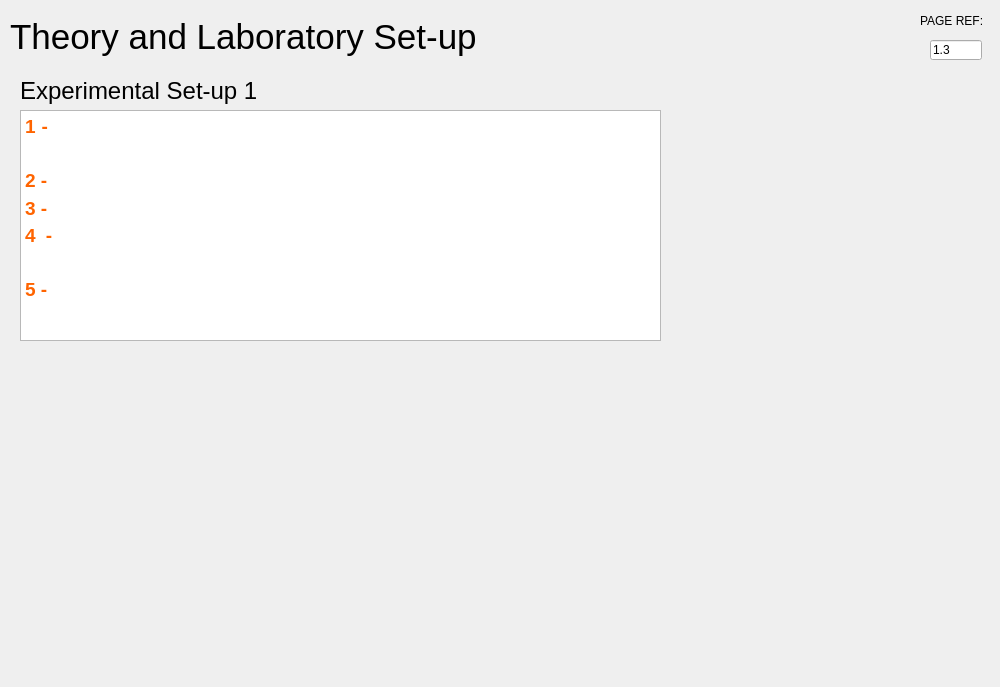
First picture: the form in rsc/ui/theory3_setup_one.ui, repository KarinaKarenik/Skeletal-Muscle-Contraction-Lab, before the edit.
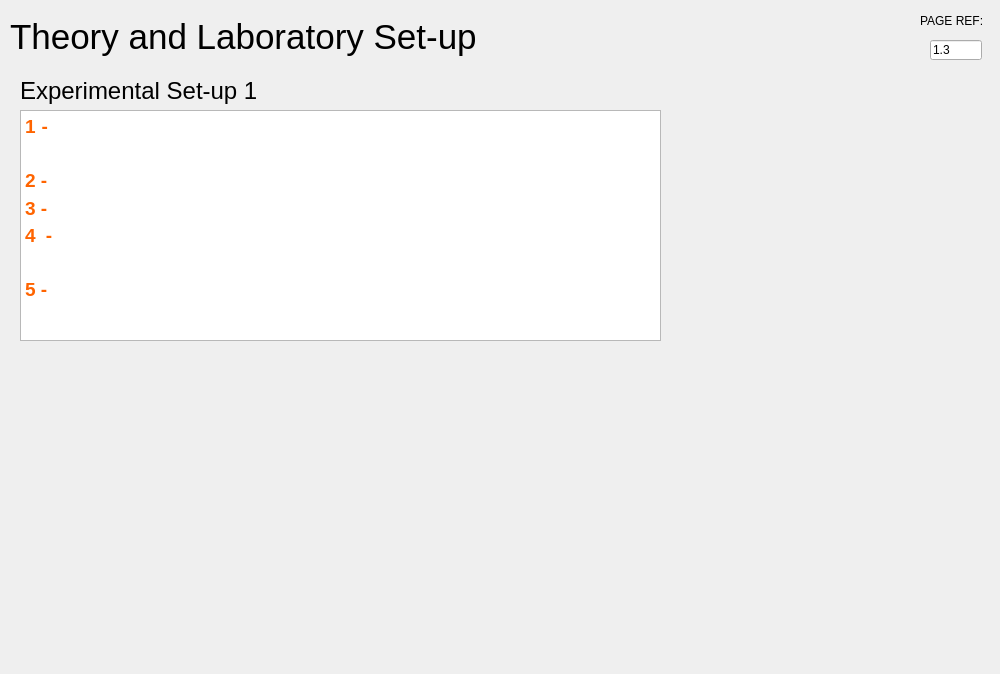
Second picture: the form after the edit. Icons and pictures are not drawn.

The edit to the form file:
```diff
--- a/rsc/ui/theory3_setup_one.ui
+++ b/rsc/ui/theory3_setup_one.ui
@@ -7,7 +7,7 @@
     <x>0</x>
     <y>0</y>
     <width>1000</width>
-    <height>687</height>
+    <height>674</height>
    </rect>
   </property>
   <property name="windowTitle">
```
